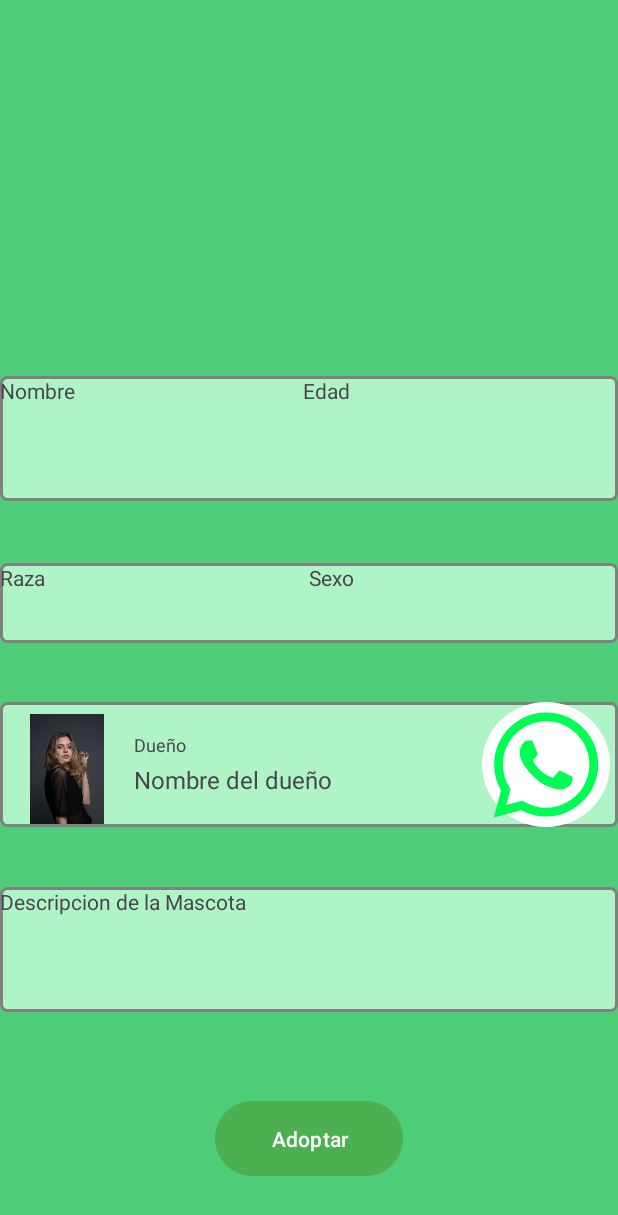
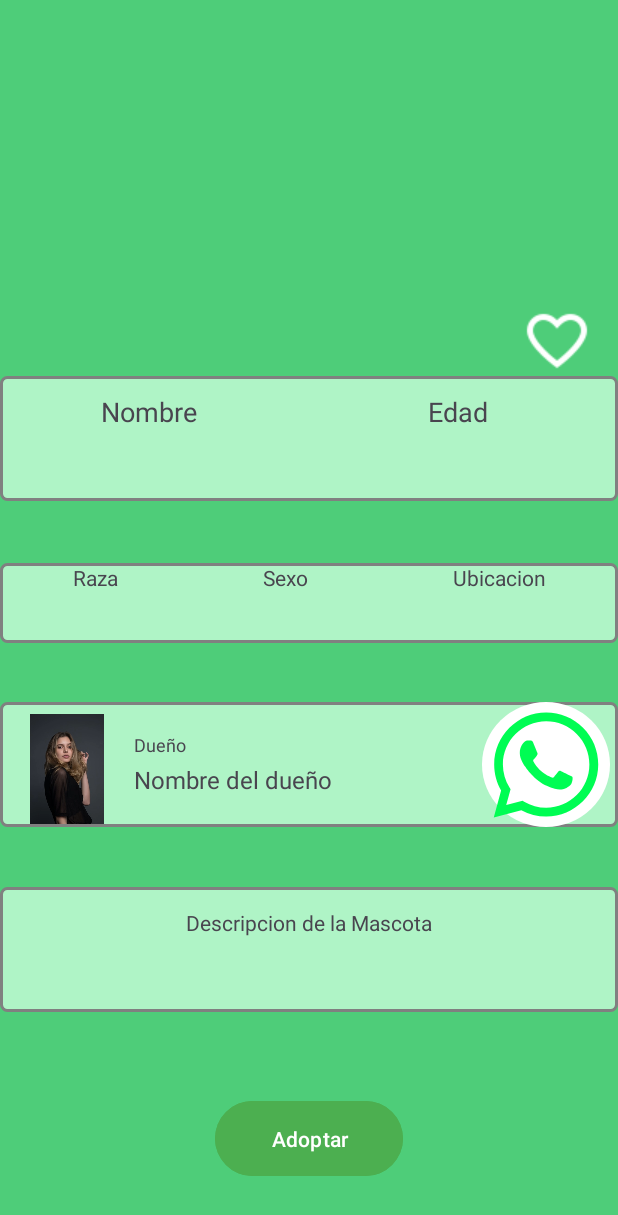
Before and after one commit to nelsonfacundo/Pet_Friends_APP, an Android app: the fragment DetailsAdoptar shown on its own in the app's theme, on a phone screen of 412 x 824 dp. Shown: the top 1215 px of the screen. Run offline under Robolectric (Android 15) with nearby library versions, the phone set to English and light mode, and no system bars; 6 statements that could not run were skipped.

Commit message:
navegacion de recycler a detalle de Mascota

```diff
--- a/app/src/main/java/com/example/petfriendsapp/adapter/MascotaAdapter.kt
+++ b/app/src/main/java/com/example/petfriendsapp/adapter/MascotaAdapter.kt
@@ -5,10 +5,12 @@ import android.view.ViewGroup
 import androidx.recyclerview.widget.RecyclerView
 import com.example.petfriendsapp.R
 import com.example.petfriendsapp.entities.Mascota
+import com.example.petfriendsapp.fragments.DetailsAdoptar
 import com.example.petfriendsapp.holders.MascotaHolder
 
 class MascotaAdapter(
-    private val mascotas: MutableList<Mascota>
+    private val mascotas: MutableList<Mascota>,
+    private val clickListener: (Mascota) -> Unit
 ): RecyclerView.Adapter<MascotaHolder>(){
     override fun getItemCount() = mascotas.size
 
@@ -21,6 +23,6 @@ class MascotaAdapter(
         holder.setRaza(mascota.raza)
         holder.setUbicacion(mascota.ubicacion)
         holder.setEdad(mascota.edad)
-//        holder.getCardLayout().setOnClickListener()
+        holder.getCardLayout().setOnClickListener { clickListener(mascota) }
     }
 }
--- a/app/src/main/java/com/example/petfriendsapp/fragments/DetailsAdoptar.kt
+++ b/app/src/main/java/com/example/petfriendsapp/fragments/DetailsAdoptar.kt
@@ -1,60 +1,43 @@
 package com.example.petfriendsapp.fragments
 
 import android.os.Bundle
-import androidx.fragment.app.Fragment
 import android.view.LayoutInflater
 import android.view.View
 import android.view.ViewGroup
+import android.widget.ImageView
+import android.widget.TextView
+import androidx.fragment.app.Fragment
+import androidx.navigation.fragment.navArgs
 import com.example.petfriendsapp.R
+import com.example.petfriendsapp.entities.Mascota
 
-// TODO: Rename parameter arguments, choose names that match
-// the fragment initialization parameters, e.g. ARG_ITEM_NUMBER
-private const val ARG_PARAM1 = "param1"
-private const val ARG_PARAM2 = "param2"
+class DetailsAdoptar : Fragment() {
 
-/**
- * A simple [Fragment] subclass.
- * Use the [DetailsAdoptar.newInstance] factory method to
- * create an instance of this fragment.
- */
-class DetailsAdoptar : Fragment() {
-    // TODO: Rename and change types of parameters
-    private var param1: String? = null
-    private var param2: String? = null
 
-    override fun onCreate(savedInstanceState: Bundle?) {
-        super.onCreate(savedInstanceState)
-        arguments?.let {
-            param1 = it.getString(ARG_PARAM1)
-            param2 = it.getString(ARG_PARAM2)
-        }
-    }
+   private val args: DetailsAdoptarArgs by navArgs()
 
     override fun onCreateView(
         inflater: LayoutInflater, container: ViewGroup?,
         savedInstanceState: Bundle?
     ): View? {
-        // Inflate the layout for this fragment
-        return inflater.inflate(R.layout.fragment_details_adoptar, container, false)
-    }
+        val view = inflater.inflate(R.layout.fragment_details_adoptar, container, false)
 
-    companion object {
-        /**
-         * Use this factory method to create a new instance of
-         * this fragment using the provided parameters.
-         *
-         * @param param1 Parameter 1.
-         * @param param2 Parameter 2.
-         * @return A new instance of fragment DetailsAdoptar.
-         */
-        // TODO: Rename and change types and number of parameters
-        @JvmStatic
-        fun newInstance(param1: String, param2: String) =
-            DetailsAdoptar().apply {
-                arguments = Bundle().apply {
-                    putString(ARG_PARAM1, param1)
-                    putString(ARG_PARAM2, param2)
-                }
-            }
+
+
+        // Bind the details to the views
+        val txtRaza: TextView = view.findViewById(R.id.razaMascota)
+        val txtEdad: TextView = view.findViewById(R.id.edadMascota)
+        val txtNombre: TextView = view.findViewById(R.id.nombreMascota)
+        val txtSexo: TextView = view.findViewById(R.id.sexoMascota)
+        val imagen : ImageView = view.findViewById(R.id.imagenPerro)
+
+        val mascota: Mascota = args.Mascota
+
+
+        txtRaza.text = mascota.raza
+        txtEdad.text = mascota.edad.toString()
+        txtNombre.text = mascota.nombre
+        txtSexo.text = mascota.sexo
+        return view
     }
 }
--- a/app/src/main/res/layout/fragment_details_adoptar.xml
+++ b/app/src/main/res/layout/fragment_details_adoptar.xml
@@ -26,7 +26,8 @@
             android:layout_width="24dp"
             android:layout_height="47dp"
             android:layout_weight="1"
-            android:text="@string/txt_descripcionMascota_details" />
+            android:text="@string/txt_descripcionMascota_details"
+            android:gravity="center" />
 
     </LinearLayout>
 
@@ -103,14 +104,24 @@
             android:layout_width="wrap_content"
             android:layout_height="wrap_content"
             android:layout_weight="1"
-            android:text="@string/txt_raza_details" />
+            android:text="@string/txt_raza_details"
+            android:gravity="center" />
 
         <TextView
             android:id="@+id/sexoMascota"
             android:layout_width="wrap_content"
             android:layout_height="wrap_content"
             android:layout_weight="1"
-            android:text="@string/txt_sexoMascota_details" />
+            android:text="@string/txt_sexoMascota_details"
+            android:gravity="center" />
+
+        <TextView
+            android:id="@+id/ubicacionMascotaDetalle"
+            android:layout_width="wrap_content"
+            android:layout_height="wrap_content"
+            android:layout_weight="1"
+            android:text="@string/txt_ubicacionMascota_details"
+            android:gravity="center" />
     </LinearLayout>
 
     <ImageView
@@ -142,14 +153,18 @@
             android:layout_width="24dp"
             android:layout_height="47dp"
             android:layout_weight="1"
-            android:text="@string/txt_nombreMascota_details" />
+            android:text="@string/txt_nombreMascota_details"
+            android:gravity="center"
+            android:textSize="18sp"/>
 
         <TextView
             android:id="@+id/edadMascota"
             android:layout_width="wrap_content"
             android:layout_height="47dp"
             android:layout_weight="1"
-            android:text="@string/txt_edadMascota_details" />
+            android:text="@string/txt_edadMascota_details"
+            android:gravity="center"
+            android:textSize="18sp"/>
     </LinearLayout>
 
     <Button
@@ -162,4 +177,19 @@
         app:layout_constraintBottom_toBottomOf="parent"
         app:layout_constraintEnd_toEndOf="parent"
         app:layout_constraintStart_toStartOf="parent" />
+
+    <ImageButton
+        android:id="@+id/botonFavoritoDetalle"
+        android:layout_width="wrap_content"
+        android:layout_height="wrap_content"
+        android:background="?attr/selectableItemBackgroundBorderless"
+        android:contentDescription="@string/favoritos_button_description"
+        android:src="@drawable/img_2"
+        app:layout_constraintBottom_toBottomOf="parent"
+        app:layout_constraintEnd_toEndOf="parent"
+        app:layout_constraintHorizontal_bias="0.955"
+        app:layout_constraintStart_toStartOf="parent"
+        app:layout_constraintTop_toTopOf="parent"
+        app:layout_constraintVertical_bias="0.262"
+        app:tint="@android:color/white" />
 </androidx.constraintlayout.widget.ConstraintLayout>
--- a/app/src/main/res/values/strings.xml
+++ b/app/src/main/res/values/strings.xml
@@ -104,10 +104,12 @@
     <string name="txt_edadMascota_details">Edad</string>
     <string name="txt_raza_details">Raza</string>
     <string name="txt_sexoMascota_details">Sexo</string>
+    <string name="txt_ubicacionMascota_details">Ubicacion</string>
     <string name="txt_descripcionMascota_details">Descripcion de la Mascota</string>
     <string name="txt_dueño_details">Dueño</string>
     <string name="txt_dueñoNombre_details">Nombre del dueño</string>
     <string name="whatsapp_button_description">Abrir WhatsApp</string>
+    <string name="favoritos_button_description">Agregar mascota a favoritos</string>
     <string name="botonAdoptar">Adoptar</string>
 
 
```
Also changed, not shown: app/src/main/java/com/example/petfriendsapp/fragments/Inicio.kt (+7 -2 lines), app/src/main/res/navigation/navgraph.xml (+16 -1 lines).
